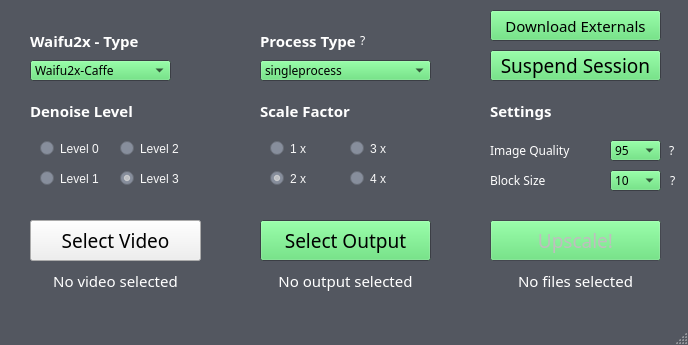
The window that src/gui/Dandere2xGui.ui (akai-katto/dandere2x) describes before a commit, drawn with Qt 5.
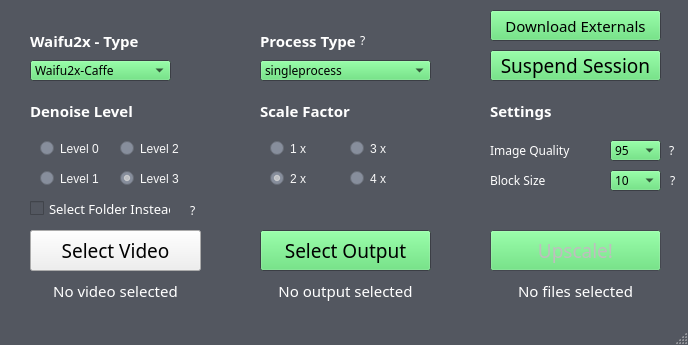
The same window after the commit.

Commit message: will slow down after this commit, but adds upscaling folder functionality

Diff of the .ui file:
```diff
--- a/src/gui/Dandere2xGui.ui
+++ b/src/gui/Dandere2xGui.ui
@@ -169,7 +169,7 @@
                 <property name="geometry">
                     <rect>
                         <x>30</x>
-                        <y>220</y>
+      <y>230</y>
                         <width>171</width>
                         <height>41</height>
                     </rect>
@@ -230,7 +230,7 @@
                 <property name="geometry">
                     <rect>
                         <x>260</x>
-                        <y>220</y>
+      <y>230</y>
                         <width>171</width>
                         <height>41</height>
                     </rect>
@@ -289,7 +289,7 @@
                 <property name="geometry">
                     <rect>
                         <x>490</x>
-                        <y>220</y>
+      <y>230</y>
                         <width>171</width>
                         <height>41</height>
                     </rect>
@@ -345,7 +345,7 @@
                 <property name="geometry">
                     <rect>
                         <x>30</x>
-                        <y>270</y>
+      <y>280</y>
                         <width>171</width>
                         <height>21</height>
                     </rect>
@@ -487,7 +487,7 @@
                 <property name="geometry">
                     <rect>
                         <x>260</x>
-                        <y>270</y>
+      <y>280</y>
                         <width>171</width>
                         <height>21</height>
                     </rect>
@@ -3028,7 +3028,7 @@
                 <property name="geometry">
                     <rect>
                         <x>490</x>
-                        <y>260</y>
+      <y>270</y>
                         <width>171</width>
                         <height>41</height>
                     </rect>
@@ -3711,6 +3711,206 @@
                     <string>?</string>
                 </property>
             </widget>
+   <widget class="QCheckBox" name="select_folder_instead_box">
+    <property name="geometry">
+     <rect>
+      <x>30</x>
+      <y>200</y>
+      <width>141</width>
+      <height>17</height>
+     </rect>
+    </property>
+    <property name="palette">
+     <palette>
+      <active>
+       <colorrole role="WindowText">
+        <brush brushstyle="SolidPattern">
+         <color alpha="255">
+          <red>255</red>
+          <green>255</green>
+          <blue>255</blue>
+         </color>
+        </brush>
+       </colorrole>
+      </active>
+      <inactive>
+       <colorrole role="WindowText">
+        <brush brushstyle="SolidPattern">
+         <color alpha="255">
+          <red>255</red>
+          <green>255</green>
+          <blue>255</blue>
+         </color>
+        </brush>
+       </colorrole>
+      </inactive>
+      <disabled>
+       <colorrole role="WindowText">
+        <brush brushstyle="SolidPattern">
+         <color alpha="255">
+          <red>120</red>
+          <green>120</green>
+          <blue>120</blue>
+         </color>
+        </brush>
+       </colorrole>
+      </disabled>
+     </palette>
+    </property>
+    <property name="font">
+     <font>
+      <family>Yu Gothic UI Light</family>
+      <pointsize>10</pointsize>
+      <weight>50</weight>
+      <bold>false</bold>
+     </font>
+    </property>
+    <property name="text">
+     <string>Select Folder Instead</string>
+    </property>
+   </widget>
+   <widget class="QLabel" name="select_folder_tip">
+    <property name="geometry">
+     <rect>
+      <x>190</x>
+      <y>200</y>
+      <width>16</width>
+      <height>20</height>
+     </rect>
+    </property>
+    <property name="palette">
+     <palette>
+      <active>
+       <colorrole role="WindowText">
+        <brush brushstyle="SolidPattern">
+         <color alpha="255">
+          <red>255</red>
+          <green>255</green>
+          <blue>255</blue>
+         </color>
+        </brush>
+       </colorrole>
+       <colorrole role="Text">
+        <brush brushstyle="SolidPattern">
+         <color alpha="255">
+          <red>255</red>
+          <green>255</green>
+          <blue>255</blue>
+         </color>
+        </brush>
+       </colorrole>
+       <colorrole role="Base">
+        <brush brushstyle="SolidPattern">
+         <color alpha="255">
+          <red>88</red>
+          <green>78</green>
+          <blue>0</blue>
+         </color>
+        </brush>
+       </colorrole>
+       <colorrole role="PlaceholderText">
+        <brush brushstyle="NoBrush">
+         <color alpha="128">
+          <red>255</red>
+          <green>255</green>
+          <blue>255</blue>
+         </color>
+        </brush>
+       </colorrole>
+      </active>
+      <inactive>
+       <colorrole role="WindowText">
+        <brush brushstyle="SolidPattern">
+         <color alpha="255">
+          <red>255</red>
+          <green>255</green>
+          <blue>255</blue>
+         </color>
+        </brush>
+       </colorrole>
+       <colorrole role="Text">
+        <brush brushstyle="SolidPattern">
+         <color alpha="255">
+          <red>255</red>
+          <green>255</green>
+          <blue>255</blue>
+         </color>
+        </brush>
+       </colorrole>
+       <colorrole role="Base">
+        <brush brushstyle="SolidPattern">
+         <color alpha="255">
+          <red>88</red>
+          <green>78</green>
+          <blue>0</blue>
+         </color>
+        </brush>
+       </colorrole>
+       <colorrole role="PlaceholderText">
+        <brush brushstyle="NoBrush">
+         <color alpha="128">
+          <red>255</red>
+          <green>255</green>
+          <blue>255</blue>
+         </color>
+        </brush>
+       </colorrole>
+      </inactive>
+      <disabled>
+       <colorrole role="WindowText">
+        <brush brushstyle="SolidPattern">
+         <color alpha="255">
+          <red>120</red>
+          <green>120</green>
+          <blue>120</blue>
+         </color>
+        </brush>
+       </colorrole>
+       <colorrole role="Text">
+        <brush brushstyle="SolidPattern">
+         <color alpha="255">
+          <red>120</red>
+          <green>120</green>
+          <blue>120</blue>
+         </color>
+        </brush>
+       </colorrole>
+       <colorrole role="Base">
+        <brush brushstyle="SolidPattern">
+         <color alpha="255">
+          <red>72</red>
+          <green>58</green>
+          <blue>88</blue>
+         </color>
+        </brush>
+       </colorrole>
+       <colorrole role="PlaceholderText">
+        <brush brushstyle="NoBrush">
+         <color alpha="128">
+          <red>255</red>
+          <green>255</green>
+          <blue>255</blue>
+         </color>
+        </brush>
+       </colorrole>
+      </disabled>
+     </palette>
+    </property>
+    <property name="font">
+     <font>
+      <family>Yu Gothic UI Semilight</family>
+      <pointsize>9</pointsize>
+      <weight>50</weight>
+      <bold>false</bold>
+     </font>
+    </property>
+    <property name="toolTip">
+     <string>Will upscale every file in the selected video's folder, and will treat the output file as an output folder. Use this when you want to upscale every file in a folder. Does not check if files are video's are not. </string>
+    </property>
+    <property name="text">
+     <string>?</string>
+    </property>
+   </widget>
         </widget>
         <widget class="QMenuBar" name="menubar">
             <property name="geometry">
```
Lines whose indentation alone changed are shown as unchanged. The commit also changes 8 other files.
